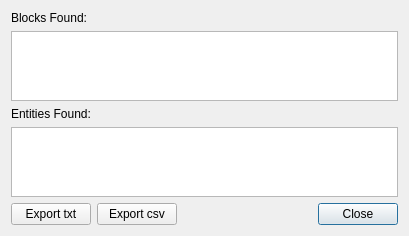
Before: the Qt Designer form src/mcedit2/ui/analyze.ui in mcedit/mcedit2, drawn with Qt 5.
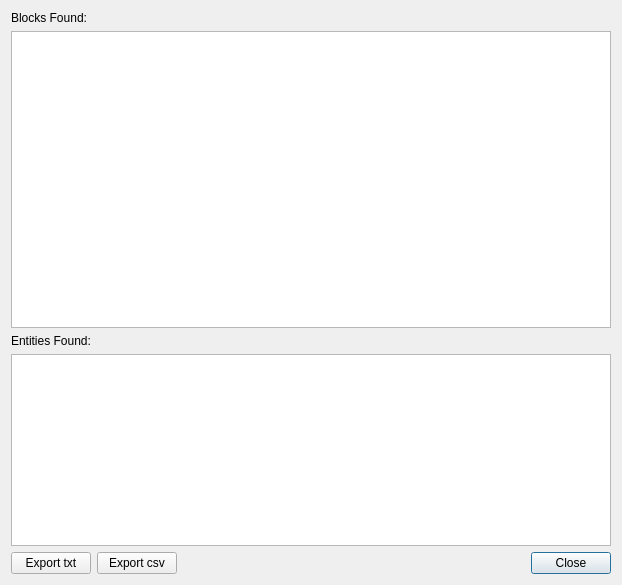
After: the same form once the commit is applied.

Commit message:
Auto-format analyze.py and analyze.py
Increase default size of analyze dialog
Remove dead code
Improve comments

Patch:
```diff
--- a/src/mcedit2/ui/analyze.ui
+++ b/src/mcedit2/ui/analyze.ui
@@ -6,16 +6,16 @@
    <rect>
     <x>0</x>
     <y>0</y>
-    <width>409</width>
-    <height>193</height>
+    <width>622</width>
+    <height>585</height>
    </rect>
   </property>
   <property name="windowTitle">
    <string>Analyze Output</string>
   </property>
-  <layout class="QVBoxLayout" name="verticalLayout" stretch="0,2">
+  <layout class="QVBoxLayout" name="verticalLayout" stretch="0,2,0,0,0">
    <item>
-    <widget class="QLabel">
+    <widget class="QLabel" name="label">
      <property name="text">
       <string>Blocks Found:</string>
      </property>
@@ -26,7 +26,7 @@
     </widget>
    </item>
    <item>
-    <widget class="QLabel">
+    <widget class="QLabel" name="label">
      <property name="text">
       <string>Entities Found:</string>
      </property>
```
Left out of the diff: 8 changed lines with no effect on the pictures. The commit also changes 2 other files.
